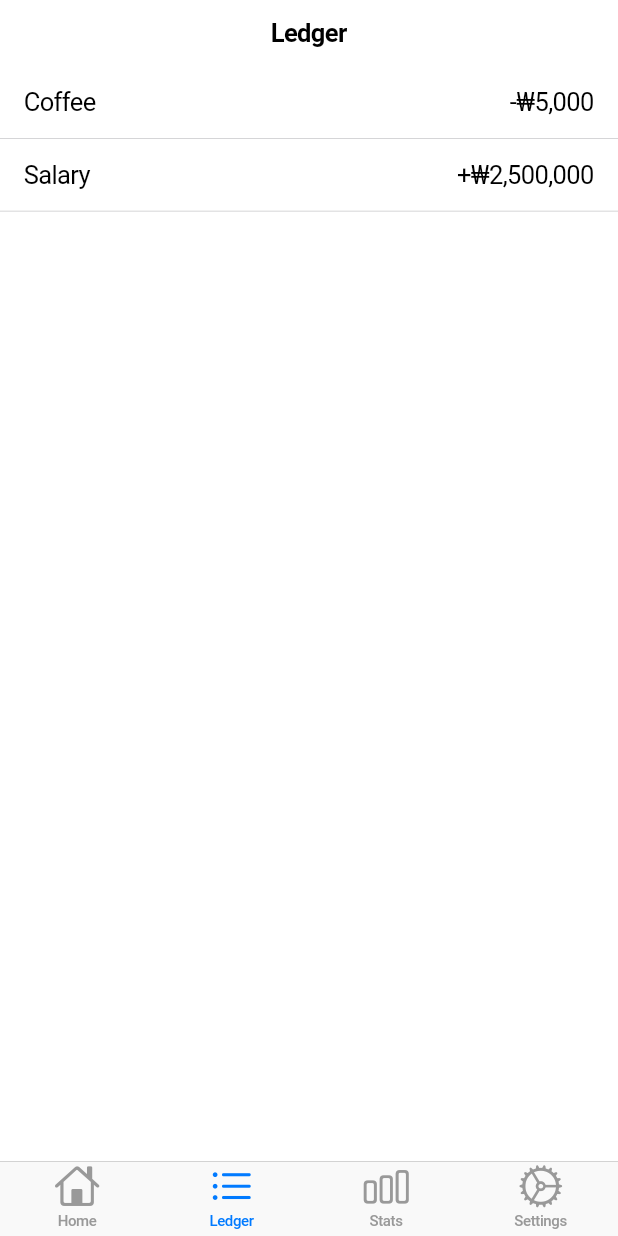
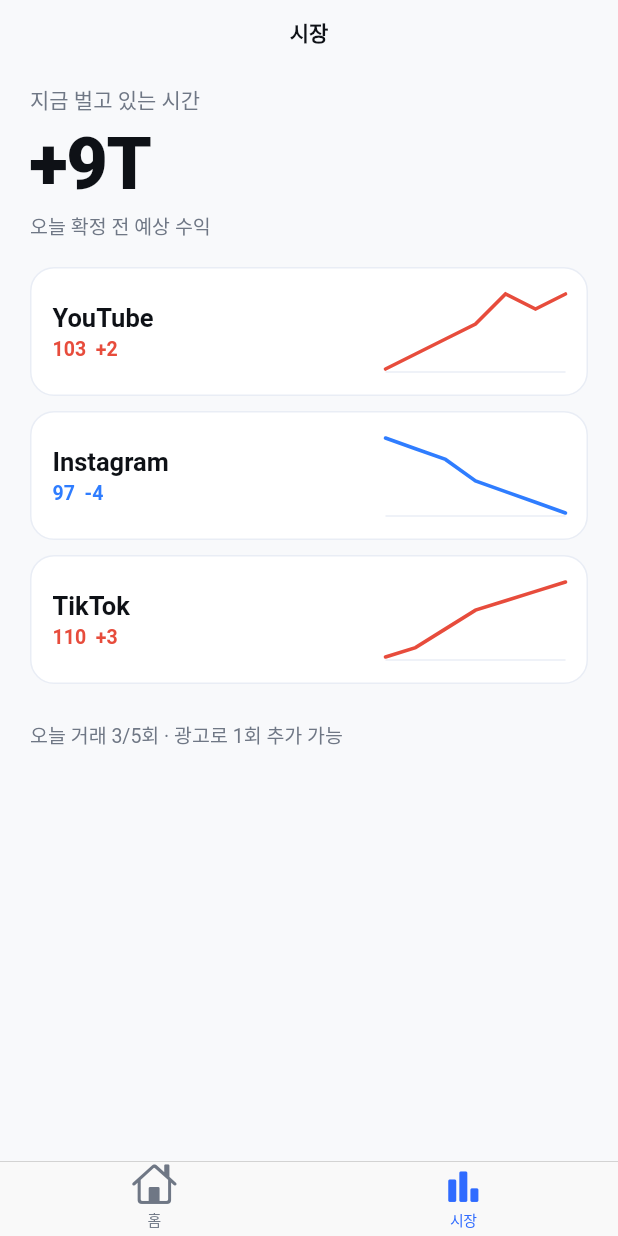
Before and after one commit to Cozystone/WETHUS2, a Flutter app: the screen it shows after launch, item 2 of the bottom bar chosen, on a phone screen of 412 x 824 dp. Run offline on Flutter 3.47's test engine with Material 3 defaults, Android fonts, the phone set to English and light mode, and no system bars.

Commit message:
feat(timevest-ui): add modern home/market/detail experience with T-based mock trading

```diff
--- a/TIMONEY/lib/app/timoney_app.dart
+++ b/TIMONEY/lib/app/timoney_app.dart
@@ -1,4 +1,5 @@
 import 'package:flutter/cupertino.dart';
+import '../core/design/app_colors.dart';
 import '../features/home/root_tab_scaffold.dart';
 
 class TimoneyApp extends StatelessWidget {
@@ -8,7 +9,15 @@
   Widget build(BuildContext context) {
     return const CupertinoApp(
       debugShowCheckedModeBanner: false,
-      title: 'TIMONEY',
+      title: 'Timevest',
+      theme: CupertinoThemeData(
+        scaffoldBackgroundColor: AppColors.bg,
+        primaryColor: AppColors.accent,
+        textTheme: CupertinoTextThemeData(
+          textStyle: TextStyle(color: AppColors.text),
+          navTitleTextStyle: TextStyle(color: AppColors.text, fontWeight: FontWeight.w700),
+        ),
+      ),
       home: RootTabScaffold(),
     );
   }
--- /dev/null
+++ b/TIMONEY/lib/core/design/app_colors.dart
@@ -0,0 +1,12 @@
+import 'package:flutter/cupertino.dart';
+
+class AppColors {
+  static const bg = Color(0xFFF8F9FB);
+  static const card = CupertinoColors.white;
+  static const text = Color(0xFF0E1116);
+  static const subText = Color(0xFF6F7785);
+  static const accent = Color(0xFF2F6BFF);
+  static const up = Color(0xFFE74C3C);
+  static const down = Color(0xFF2F7DFF);
+  static const line = Color(0xFFE9EDF5);
+}
--- /dev/null
+++ b/TIMONEY/lib/core/widgets/mini_line_chart.dart
@@ -0,0 +1,64 @@
+import 'dart:math';
+import 'package:flutter/cupertino.dart';
+import '../design/app_colors.dart';
+
+class MiniLineChart extends StatelessWidget {
+  final List<int> points;
+  final Color color;
+  final double height;
+
+  const MiniLineChart({super.key, required this.points, required this.color, this.height = 56});
+
+  @override
+  Widget build(BuildContext context) {
+    return SizedBox(
+      height: height,
+      width: double.infinity,
+      child: CustomPaint(painter: _LinePainter(points: points, color: color)),
+    );
+  }
+}
+
+class _LinePainter extends CustomPainter {
+  final List<int> points;
+  final Color color;
+  _LinePainter({required this.points, required this.color});
+
+  @override
+  void paint(Canvas canvas, Size size) {
+    if (points.length < 2) return;
+
+    final minV = points.reduce(min).toDouble();
+    final maxV = points.reduce(max).toDouble();
+    final range = (maxV - minV).abs() < 1 ? 1 : (maxV - minV);
+
+    final grid = Paint()
+      ..color = AppColors.line
+      ..strokeWidth = 1;
+    canvas.drawLine(Offset(0, size.height - 1), Offset(size.width, size.height - 1), grid);
+
+    final line = Paint()
+      ..color = color
+      ..strokeWidth = 2.4
+      ..style = PaintingStyle.stroke
+      ..strokeCap = StrokeCap.round;
+
+    final path = Path();
+    for (int i = 0; i < points.length; i++) {
+      final x = i * (size.width / (points.length - 1));
+      final normalized = (points[i] - minV) / range;
+      final y = size.height - (normalized * (size.height - 6)) - 3;
+      if (i == 0) {
+        path.moveTo(x, y);
+      } else {
+        path.lineTo(x, y);
+      }
+    }
+    canvas.drawPath(path, line);
+  }
+
+  @override
+  bool shouldRepaint(covariant _LinePainter oldDelegate) {
+    return oldDelegate.points != points || oldDelegate.color != color;
+  }
+}
--- /dev/null
+++ b/TIMONEY/lib/data/mock/timevest_mock_data.dart
@@ -0,0 +1,31 @@
+class AssetPoint {
+  final int x;
+  final int y;
+  const AssetPoint(this.x, this.y);
+}
+
+class SymbolQuote {
+  final String symbol;
+  final int price;
+  final int delta;
+  final List<int> spark;
+  const SymbolQuote({required this.symbol, required this.price, required this.delta, required this.spark});
+}
+
+class MockTimevestData {
+  static const int walletT = 148;
+  static const int todayExpectedT = 12;
+  static const int comparedT = 12;
+  static const String league = '골드 리그 6위';
+  static const String leagueSub = '승급까지 18점';
+
+  static const List<AssetPoint> weekCurve = [
+    AssetPoint(0, 121), AssetPoint(1, 126), AssetPoint(2, 124), AssetPoint(3, 132), AssetPoint(4, 139), AssetPoint(5, 142), AssetPoint(6, 148),
+  ];
+
+  static const List<SymbolQuote> symbols = [
+    SymbolQuote(symbol: 'YouTube', price: 103, delta: 2, spark: [98, 99, 100, 101, 103, 102, 103]),
+    SymbolQuote(symbol: 'Instagram', price: 97, delta: -4, spark: [104, 103, 102, 100, 99, 98, 97]),
+    SymbolQuote(symbol: 'TikTok', price: 110, delta: 3, spark: [102, 103, 105, 107, 108, 109, 110]),
+  ];
+}
--- a/TIMONEY/lib/features/home/root_tab_scaffold.dart
+++ b/TIMONEY/lib/features/home/root_tab_scaffold.dart
@@ -1,7 +1,7 @@
 import 'package:flutter/cupertino.dart';
-import '../ledger/ledger_screen.dart';
-import '../settings/settings_screen.dart';
-import '../stats/stats_screen.dart';
+import '../../core/design/app_colors.dart';
+import '../market/market_screen.dart';
+import 'home_screen.dart';
 
 class RootTabScaffold extends StatelessWidget {
   const RootTabScaffold({super.key});
@@ -9,25 +9,21 @@
   @override
   Widget build(BuildContext context) {
     return CupertinoTabScaffold(
-      tabBar: CupertinoTabBar(items: const [
-        BottomNavigationBarItem(icon: Icon(CupertinoIcons.home), label: 'Home'),
-        BottomNavigationBarItem(icon: Icon(CupertinoIcons.list_bullet), label: 'Ledger'),
-        BottomNavigationBarItem(icon: Icon(CupertinoIcons.chart_bar), label: 'Stats'),
-        BottomNavigationBarItem(icon: Icon(CupertinoIcons.settings), label: 'Settings'),
-      ]),
+      backgroundColor: AppColors.bg,
+      tabBar: const CupertinoTabBar(
+        activeColor: AppColors.accent,
+        inactiveColor: AppColors.subText,
+        items: [
+          BottomNavigationBarItem(icon: Icon(CupertinoIcons.house), label: '홈'),
+          BottomNavigationBarItem(icon: Icon(CupertinoIcons.chart_bar_alt_fill), label: '시장'),
+        ],
+      ),
       tabBuilder: (context, index) {
         switch (index) {
           case 0:
-            return const CupertinoPageScaffold(
-              navigationBar: CupertinoNavigationBar(middle: Text('TIMONEY')),
-              child: SafeArea(child: Center(child: Text('TIMONEY Home (iOS style)'))),
-            );
+            return const HomeScreen();
           case 1:
-            return const LedgerScreen();
-          case 2:
-            return const StatsScreen();
-          case 3:
-            return const SettingsScreen();
+            return const MarketScreen();
           default:
             return const SizedBox.shrink();
         }
--- /dev/null
+++ b/TIMONEY/lib/features/market/market_screen.dart
@@ -0,0 +1,76 @@
+import 'package:flutter/cupertino.dart';
+import '../../core/design/app_colors.dart';
+import '../../core/widgets/mini_line_chart.dart';
+import '../../data/mock/timevest_mock_data.dart';
+import 'symbol_detail_screen.dart';
+
+class MarketScreen extends StatelessWidget {
+  const MarketScreen({super.key});
+
+  @override
+  Widget build(BuildContext context) {
+    return CupertinoPageScaffold(
+      backgroundColor: AppColors.bg,
+      navigationBar: const CupertinoNavigationBar(
+        backgroundColor: AppColors.bg,
+        border: null,
+        middle: Text('시장', style: TextStyle(fontWeight: FontWeight.w700)),
+      ),
+      child: SafeArea(
+        child: ListView(
+          padding: const EdgeInsets.fromLTRB(20, 12, 20, 24),
+          children: [
+            const Text('지금 벌고 있는 시간', style: TextStyle(fontSize: 14, color: AppColors.subText)),
+            const SizedBox(height: 4),
+            const Text('+9T', style: TextStyle(fontSize: 48, fontWeight: FontWeight.w800, letterSpacing: -1.0)),
+            const SizedBox(height: 4),
+            const Text('오늘 확정 전 예상 수익', style: TextStyle(fontSize: 13, color: AppColors.subText)),
+            const SizedBox(height: 18),
+            ...MockTimevestData.symbols.map((s) => _SymbolCell(symbol: s)).toList(),
+            const SizedBox(height: 14),
+            const Text('오늘 거래 3/5회 · 광고로 1회 추가 가능', style: TextStyle(fontSize: 13, color: AppColors.subText)),
+          ],
+        ),
+      ),
+    );
+  }
+}
+
+class _SymbolCell extends StatelessWidget {
+  final SymbolQuote symbol;
+  const _SymbolCell({required this.symbol});
+
+  @override
+  Widget build(BuildContext context) {
+    final up = symbol.delta >= 0;
+    final deltaColor = up ? AppColors.up : AppColors.down;
+
+    return GestureDetector(
+      onTap: () => Navigator.push(
+        context,
+        CupertinoPageRoute(builder: (_) => SymbolDetailScreen(symbol: symbol)),
+      ),
+      child: Container(
+        margin: const EdgeInsets.only(bottom: 10),
+        padding: const EdgeInsets.all(14),
+        decoration: BoxDecoration(
+          color: AppColors.card,
+          borderRadius: BorderRadius.circular(16),
+          border: Border.all(color: AppColors.line),
+        ),
+        child: Row(
+          children: [
+            Expanded(
+              child: Column(crossAxisAlignment: CrossAxisAlignment.start, children: [
+                Text(symbol.symbol, style: const TextStyle(fontSize: 17, fontWeight: FontWeight.w700)),
+                const SizedBox(height: 3),
+                Text('${symbol.price}  ${symbol.delta >= 0 ? '+' : ''}${symbol.delta}', style: TextStyle(fontSize: 13, color: deltaColor, fontWeight: FontWeight.w600)),
+              ]),
+            ),
+            SizedBox(width: 120, child: MiniLineChart(points: symbol.spark, color: deltaColor)),
+          ],
+        ),
+      ),
+    );
+  }
+}
```
Also changed, not shown: TIMONEY/lib/features/home/home_screen.dart (added, +101 -0 lines), TIMONEY/lib/features/market/symbol_detail_screen.dart (added, +200 -0 lines), 1 other file.
